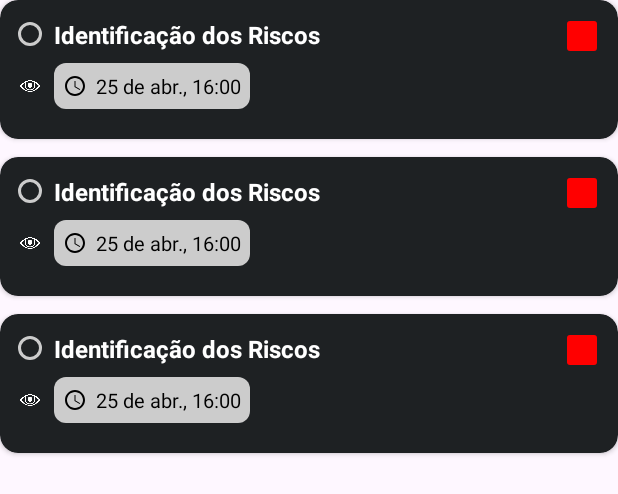
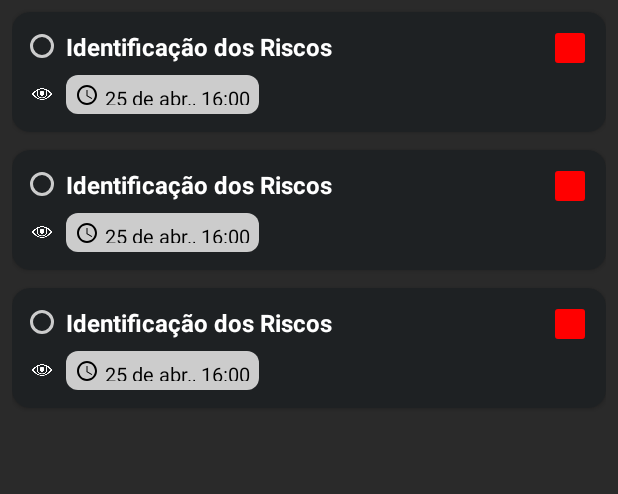
Before and after one commit to sauloadones/SENAC-PE-ProjetoPI-Grupo4, an Android app: the layout fragment_trabalhos.xml on its own in the app's theme, with its tools: preview values and no code run, on a phone screen of 412 x 824 dp. Shown: the top 494 px of the screen. Run offline under Robolectric (Android 15) with nearby library versions, the phone set to English and light mode, and no system bars.

Commit message:
mudança card do perfil

```diff
--- a/app/src/main/java/com/example/appsenkaspi/TrabalhosFragment.kt
+++ b/app/src/main/java/com/example/appsenkaspi/TrabalhosFragment.kt
@@ -18,7 +18,7 @@ class TrabalhosFragment : Fragment() {
 
   private val atividadeViewModel: AtividadeViewModel by activityViewModels()
 
-  private lateinit var adapter: AtividadeAdapter
+  private lateinit var adapter: AtividadePerfilAdapter
 
   override fun onCreateView(
     inflater: LayoutInflater, container: ViewGroup?,
@@ -56,8 +56,8 @@ class TrabalhosFragment : Fragment() {
   }
 
   private fun configurarRecycler() {
-    adapter = AtividadeAdapter { atividadeComFuncionarios ->
-      val fragment = TelaAtividadeFragment().apply {
+    adapter = AtividadePerfilAdapter { atividadeComFuncionarios ->
+    val fragment = TelaAtividadeFragment().apply {
         arguments = Bundle().apply {
           putInt("atividadeId", atividadeComFuncionarios.atividade.id!!)
         }
--- a/app/src/main/res/layout/fragment_trabalhos.xml
+++ b/app/src/main/res/layout/fragment_trabalhos.xml
@@ -2,7 +2,8 @@
 <FrameLayout xmlns:android="http://schemas.android.com/apk/res/android"
     xmlns:tools="http://schemas.android.com/tools"
     android:layout_width="match_parent"
-  android:layout_height="match_parent">
+    android:layout_height="match_parent"
+    android:background="#2A2A2A">
 
   <TextView
       android:id="@+id/emptyStateView"
@@ -13,14 +14,19 @@
       android:gravity="center"
       android:padding="32dp"
       android:textSize="14sp"
-    android:visibility="visible" />
+      android:visibility="gone"
+      android:layout_gravity="center"/>
 
   <androidx.recyclerview.widget.RecyclerView
       android:id="@+id/recyclerAtividades"
       android:layout_width="match_parent"
-    android:layout_height="wrap_content"
+      android:layout_height="match_parent"
+      android:paddingTop="8dp"
+      android:layout_marginStart="8dp"
+      android:layout_marginEnd="8dp"
+      android:paddingBottom="8dp"
+      android:clipToPadding="false"
       android:nestedScrollingEnabled="true"
-    android:layout_marginBottom="32dp"
-    tools:listitem="@layout/item_atividade" />
+      tools:listitem="@layout/item_atividade_perfil" />
 
 </FrameLayout>
--- /dev/null
+++ b/app/src/main/res/layout/item_atividade_perfil.xml
@@ -0,0 +1,111 @@
+<?xml version="1.0" encoding="utf-8"?>
+<androidx.cardview.widget.CardView xmlns:android="http://schemas.android.com/apk/res/android"
+    xmlns:app="http://schemas.android.com/apk/res-auto"
+    android:layout_width="match_parent"
+    android:layout_height="80dp"
+    android:layout_marginBottom="12dp"
+    app:cardCornerRadius="12dp"
+    app:cardElevation="2dp"
+    app:cardBackgroundColor="#1E2123">
+
+    <LinearLayout
+        android:layout_width="match_parent"
+        android:layout_height="wrap_content"
+        android:orientation="vertical"
+        android:padding="12dp">
+
+        <RelativeLayout
+            android:layout_width="match_parent"
+            android:layout_height="wrap_content">
+
+            <View
+                android:id="@+id/viewPrioridade"
+                android:layout_width="20dp"
+                android:layout_height="20dp"
+                android:layout_alignParentTop="true"
+                android:layout_alignParentEnd="true"
+                android:layout_marginTop="2dp"
+                android:layout_marginEnd="2dp"
+                android:background="@drawable/bg_prioridade_fundo" />
+
+            <LinearLayout
+                android:id="@+id/topoStatusTitulo"
+                android:layout_width="wrap_content"
+                android:layout_height="wrap_content"
+                android:orientation="horizontal"
+                android:gravity="center_vertical"
+                android:layout_alignParentStart="true">
+
+                <View
+                    android:id="@+id/statusBolinhaPerfil"
+                    android:layout_width="16dp"
+                    android:layout_height="16dp"
+                    android:layout_marginEnd="8dp"
+                    android:background="@drawable/status_nao_iniciado" />
+
+                <TextView
+                    android:id="@+id/textTituloPerfil"
+                    android:layout_width="wrap_content"
+                    android:layout_height="wrap_content"
+                    android:text="Identificação dos Riscos"
+                    android:textColor="#FFFFFF"
+                    android:textSize="16sp"
+                    android:textStyle="bold" />
+            </LinearLayout>
+        </RelativeLayout>
+
+        <LinearLayout
+            android:layout_width="wrap_content"
+            android:layout_height="wrap_content"
+            android:orientation="horizontal"
+            android:layout_marginTop="8dp"
+            android:gravity="center_vertical">
+
+            <ImageView
+                android:id="@+id/iconOlho"
+                android:layout_width="16dp"
+                android:layout_height="16dp"
+                android:src="@drawable/ic_eye"
+                android:layout_marginEnd="8dp"
+                android:contentDescription="Ícone olho"
+                app:tint="#FFFFFF" />
+
+            <LinearLayout
+                android:id="@+id/containerDataPerfil"
+                android:layout_width="wrap_content"
+                android:layout_height="wrap_content"
+                android:orientation="horizontal"
+                android:padding="6dp"
+                android:background="@drawable/bg_data_default"
+                android:gravity="center_vertical">
+
+                <ImageView
+                    android:id="@+id/iconClockPerfil"
+                    android:layout_width="16dp"
+                    android:layout_height="16dp"
+                    android:src="@drawable/ic_clock"
+                    android:layout_marginEnd="4dp"
+                    app:tint="@android:color/black" />
+
+                <TextView
+                    android:id="@+id/textDataPerfil"
+                    android:layout_width="wrap_content"
+                    android:layout_height="wrap_content"
+                    android:text="25 de abr., 16:00"
+                    android:textSize="13sp"
+                    android:textColor="@android:color/black" />
+            </LinearLayout>
+        </LinearLayout>
+
+        <!-- Fotos dos responsáveis -->
+        <LinearLayout
+            android:id="@+id/containerResponsaveisPerfil"
+            android:layout_width="match_parent"
+            android:layout_height="40dp"
+            android:orientation="horizontal"
+            android:gravity="end|center_vertical"
+            android:layout_marginTop="8dp"
+            android:paddingEnd="8dp" />
+
+    </LinearLayout>
+</androidx.cardview.widget.CardView>
```
Also changed, not shown: app/src/main/java/com/example/appsenkaspi/AtividadePerfilAdapter.kt (added, +122 -0 lines). Lines whose indentation alone changed are shown as unchanged.
